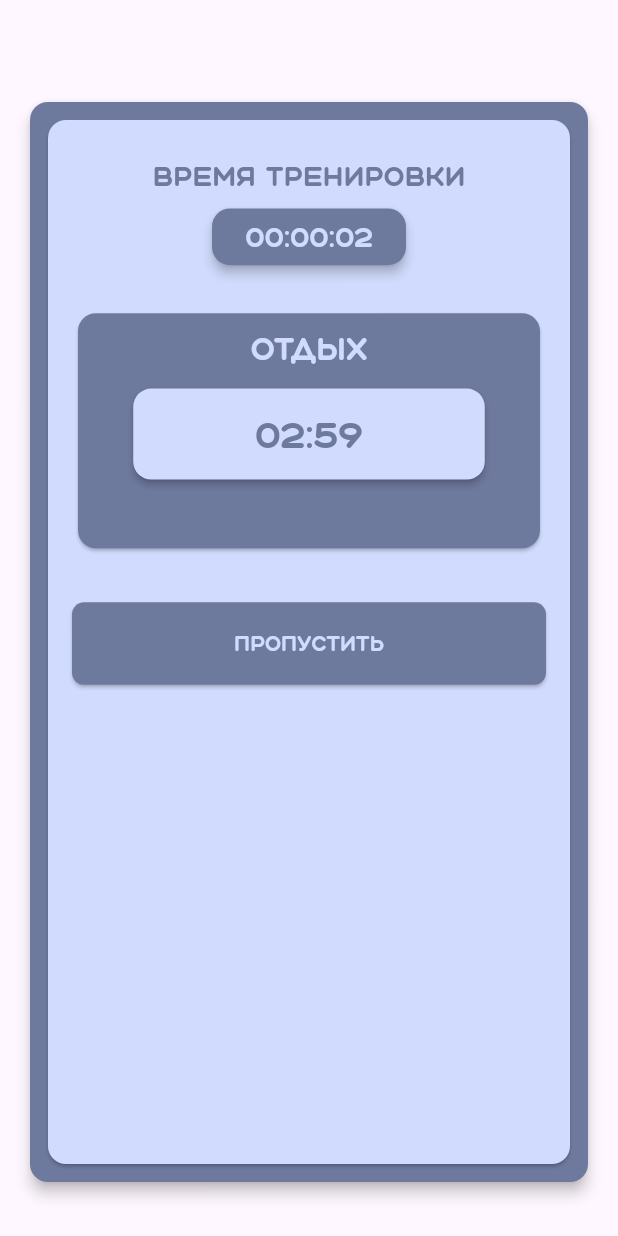
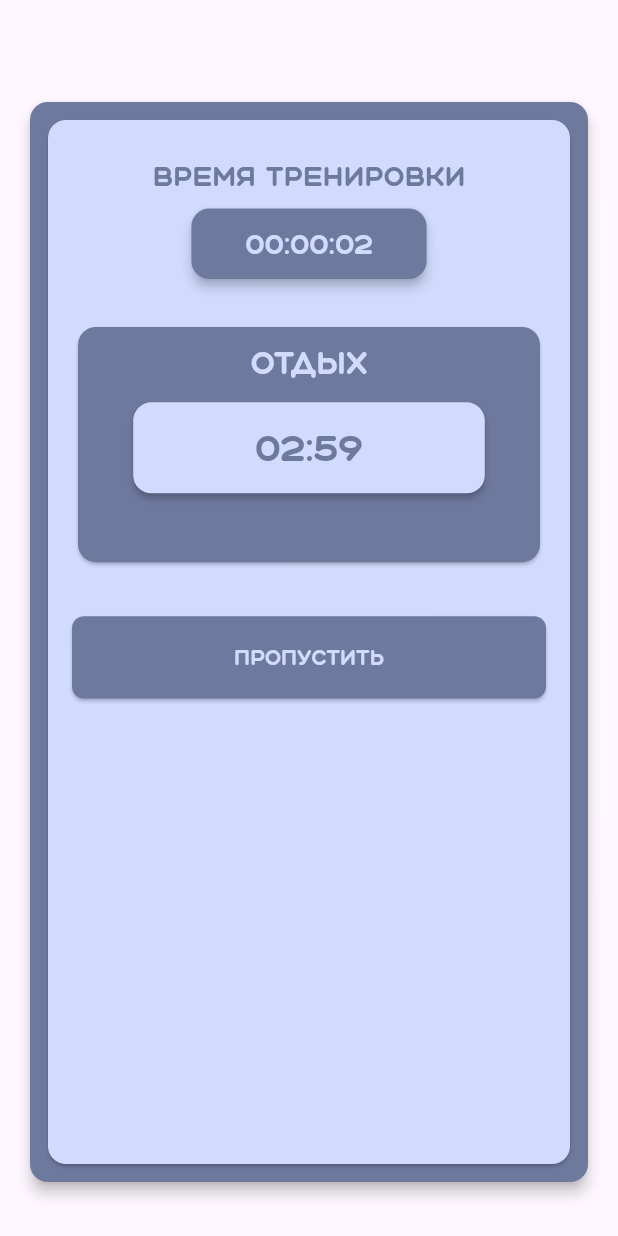
Before and after one commit to MatveyNevirets/BodyBuddies, a Flutter app: the RunWorkoutScreen screen opened directly with sample values from the repository, after a tap on "Готово", on a phone screen of 412 x 824 dp. Run offline on Flutter 3.47's test engine with Material 3 defaults, Android fonts, the phone set to English and light mode, and no system bars; our stand-ins replace bloc, equatable, flutter_bloc.

Commit message:
Changed height of workout-timer card

```diff
--- a/lib/features/workouts/presentation/widgets/features_cards/workouts/widgets/workouts_menu/run_workout/widgets/run_rest_screen.dart
+++ b/lib/features/workouts/presentation/widgets/features_cards/workouts/widgets/workouts_menu/run_workout/widgets/run_rest_screen.dart
@@ -83,8 +83,8 @@ class RestScreen extends StatelessWidget {
             height: 5,
           ),
           Container(
-            height: MediaQuery.sizeOf(context).height / 18,
-            width: MediaQuery.sizeOf(context).width / 3,
+            height: 55,
+            width: MediaQuery.sizeOf(context).width / 2.5,
             child: Card(
               elevation: 3,
               color: Colours.workout_card_background_color,
```
